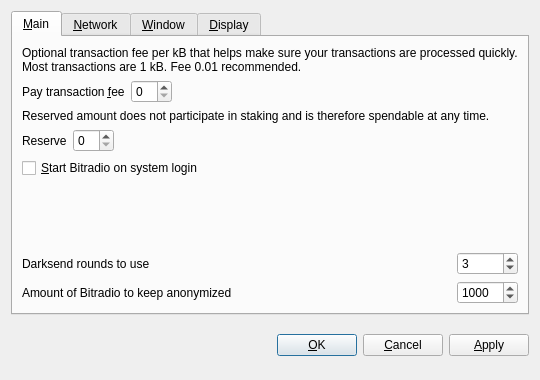
Qt form src/qt/forms/optionsdialog.ui (cplayio/cplay) before a commit.
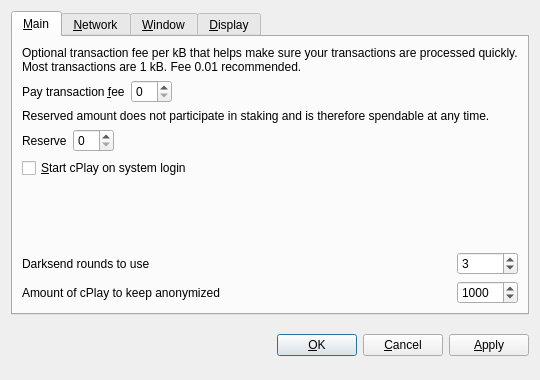
The same form after that commit. Custom widgets are drawn as their Qt base class.

```diff
--- a/src/qt/forms/optionsdialog.ui
+++ b/src/qt/forms/optionsdialog.ui
@@ -128,7 +128,7 @@
           <string>Automatically start Bitradio after logging in to the system.</string>
          </property>
          <property name="text">
-          <string>&amp;Start Bitradio on system login</string>
+          <string>&amp;Start cPlay on system login</string>
          </property>
         </widget>
        </item>
@@ -186,7 +186,7 @@
           <string notr="true"/>
          </property>
          <property name="text">
-          <string>Amount of Bitradio to keep anonymized</string>
+          <string>Amount of cPlay to keep anonymized</string>
          </property>
         </widget>
        </item>
```
Left out of the diff: 10 changed lines with no effect on the pictures.
